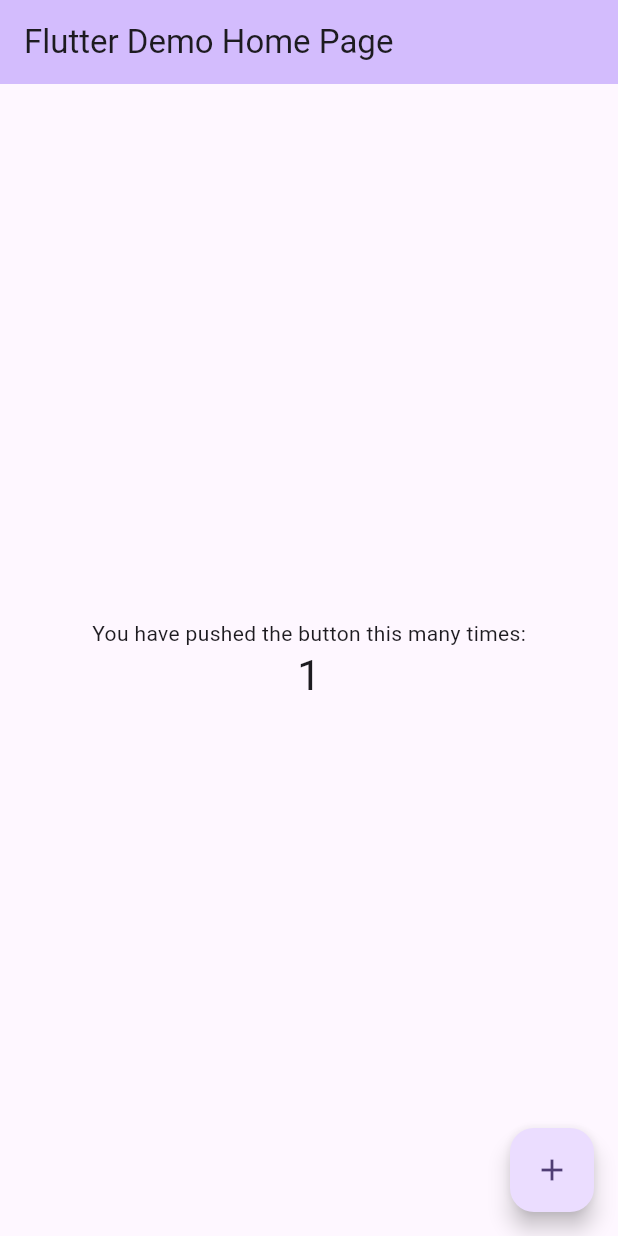
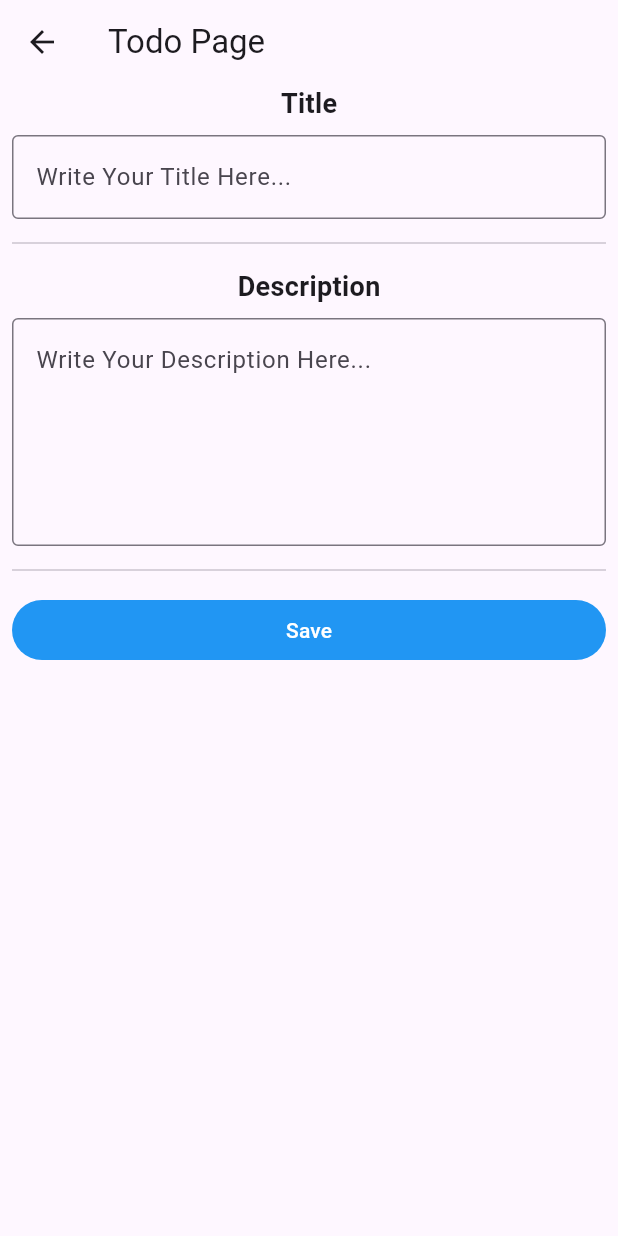
Before and after one commit to BleuAnge/todoAppBasicFlutter, a Flutter app: the screen it shows after launch, after a tap on the "add" icon, on a phone screen of 412 x 824 dp. Run offline on Flutter 3.47's test engine with Material 3 defaults, Android fonts, the light colour scheme and no system bars; our stand-ins replace shared_preferences.

Commit message:
Basic Todo App Done

```diff
--- /dev/null
+++ b/devtools_options.yaml
@@ -0,0 +1,3 @@
+description: This file stores settings for Dart & Flutter DevTools.
+documentation: https://docs.flutter.dev/tools/devtools/extensions#configure-extension-enablement-states
+extensions:
--- a/lib/main.dart
+++ b/lib/main.dart
@@ -1,6 +1,13 @@
 import 'package:flutter/material.dart';
+import 'package:provider/provider.dart';
+import 'package:todo_app_basic/page/home/main.dart';
+import 'package:todo_app_basic/utility/local_storage.dart';
+import 'package:todo_app_basic/utility/todo_provider.dart';
 
-void main() {
+void main() async {
+  WidgetsFlutterBinding.ensureInitialized();
+  await LocalStorage.init();
+
   runApp(const MyApp());
 }
 
@@ -10,113 +17,16 @@ class MyApp extends StatelessWidget {
   // This widget is the root of your application.
   @override
   Widget build(BuildContext context) {
-    return MaterialApp(
-      title: 'Flutter Demo',
-      theme: ThemeData(
-        // This is the theme of your application.
-        //
-        // TRY THIS: Try running your application with "flutter run". You'll see
-        // the application has a purple toolbar. Then, without quitting the app,
-        // try changing the seedColor in the colorScheme below to Colors.green
-        // and then invoke "hot reload" (save your changes or press the "hot
-        // reload" button in a Flutter-supported IDE, or press "r" if you used
-        // the command line to start the app).
-        //
-        // Notice that the counter didn't reset back to zero; the application
-        // state is not lost during the reload. To reset the state, use hot
-        // restart instead.
-        //
-        // This works for code too, not just values: Most code changes can be
-        // tested with just a hot reload.
-        colorScheme: ColorScheme.fromSeed(seedColor: Colors.deepPurple),
+    return ChangeNotifierProvider<TodoListProvider>(
+      create: (context) => TodoListProvider(),
+      child: MaterialApp(
+        debugShowCheckedModeBanner: false,
+        title: 'Todo App',
+        theme: ThemeData(
+          colorScheme: ColorScheme.fromSeed(seedColor: Colors.deepPurple),
+        ),
+        home: HomePage(),
       ),
-      home: const MyHomePage(title: 'Flutter Demo Home Page'),
     );
   }
 }
-
-class MyHomePage extends StatefulWidget {
-  const MyHomePage({super.key, required this.title});
-
-  // This widget is the home page of your application. It is stateful, meaning
-  // that it has a State object (defined below) that contains fields that affect
-  // how it looks.
-
-  // This class is the configuration for the state. It holds the values (in this
-  // case the title) provided by the parent (in this case the App widget) and
-  // used by the build method of the State. Fields in a Widget subclass are
-  // always marked "final".
-
-  final String title;
-
-  @override
-  State<MyHomePage> createState() => _MyHomePageState();
-}
-
-class _MyHomePageState extends State<MyHomePage> {
-  int _counter = 0;
-
-  void _incrementCounter() {
-    setState(() {
-      // This call to setState tells the Flutter framework that something has
-      // changed in this State, which causes it to rerun the build method below
-      // so that the display can reflect the updated values. If we changed
-      // _counter without calling setState(), then the build method would not be
-      // called again, and so nothing would appear to happen.
-      _counter++;
-    });
-  }
-
-  @override
-  Widget build(BuildContext context) {
-    // This method is rerun every time setState is called, for instance as done
-    // by the _incrementCounter method above.
-    //
-    // The Flutter framework has been optimized to make rerunning build methods
-    // fast, so that you can just rebuild anything that needs updating rather
-    // than having to individually change instances of widgets.
-    return Scaffold(
-      appBar: AppBar(
-        // TRY THIS: Try changing the color here to a specific color (to
-        // Colors.amber, perhaps?) and trigger a hot reload to see the AppBar
-        // change color while the other colors stay the same.
-        backgroundColor: Theme.of(context).colorScheme.inversePrimary,
-        // Here we take the value from the MyHomePage object that was created by
-        // the App.build method, and use it to set our appbar title.
-        title: Text(widget.title),
-      ),
-      body: Center(
-        // Center is a layout widget. It takes a single child and positions it
-        // in the middle of the parent.
-        child: Column(
-          // Column is also a layout widget. It takes a list of children and
-          // arranges them vertically. By default, it sizes itself to fit its
-          // children horizontally, and tries to be as tall as its parent.
-          //
-          // Column has various properties to control how it sizes itself and
-          // how it positions its children. Here we use mainAxisAlignment to
-          // center the children vertically; the main axis here is the vertical
-          // axis because Columns are vertical (the cross axis would be
-          // horizontal).
-          //
-          // TRY THIS: Invoke "debug painting" (choose the "Toggle Debug Paint"
-          // action in the IDE, or press "p" in the console), to see the
-          // wireframe for each widget.
-          mainAxisAlignment: MainAxisAlignment.center,
-          children: <Widget>[
-            const Text('You have pushed the button this many times:'),
-            Text(
-              '$_counter',
-              style: Theme.of(context).textTheme.headlineMedium,
-            ),
-          ],
-        ),
-      ),
-      floatingActionButton: FloatingActionButton(
-        onPressed: _incrementCounter,
-        tooltip: 'Increment',
-        child: const Icon(Icons.add),
-      ), // This trailing comma makes auto-formatting nicer for build methods.
-    );
-  }
-}
--- /dev/null
+++ b/lib/page/home/main.dart
@@ -0,0 +1,78 @@
+import 'package:flutter/material.dart';
+import 'package:provider/provider.dart';
+import 'package:todo_app_basic/page/home/todo_tile.dart';
+import 'package:todo_app_basic/page/todo/main.dart';
+import 'package:todo_app_basic/utility/todo_provider.dart';
+
+class HomePage extends StatefulWidget {
+  const HomePage({super.key});
+
+  @override
+  State<HomePage> createState() => _HomePageState();
+}
+
+class _HomePageState extends State<HomePage> {
+  @override
+  void initState() {
+    context.read<TodoListProvider>().init();
+    super.initState();
+  }
+  @override
+  Widget build(BuildContext context) {
+    return Scaffold(
+      backgroundColor: Colors.blueAccent.shade100,
+      appBar: AppBar(
+        centerTitle: true,
+        title: const Text('Basic Todo App'),
+      ),
+      body: Consumer<TodoListProvider>(
+        builder: (context, todoList, child) {
+          final todos = todoList.todoList;
+          if (todos.isEmpty) {
+            return Center(
+              child: Text('No Todo Found'),
+            );
+          }
+
+          return ListView.builder(
+            padding: EdgeInsets.all(2),
+            itemCount:todos.length,
+            itemBuilder: (context, index) {
+              final todo = todos[index];
+              return TodoTile(todoData: todo);
+            },
+          );
+        }
+      ),
+      floatingActionButton: GestureDetector(
+        onTap: () {
+          Navigator.push(
+            context,
+            MaterialPageRoute(
+              builder: (context) {
+                return TodoPage();
+              }
+            )
+          );
+        },
+        child: Container(
+          width: 50,
+          height: 50,
+          decoration: BoxDecoration(
+            color: Colors.white,
+            border: Border.all(
+              color: Colors.blue,
+            ),
+            borderRadius: BorderRadius.circular(50)
+          ),
+          child: Center(
+            child: Icon(
+              Icons.add,
+              color: Colors.blue,
+            ),
+          ),
+        ),
+      ),
+    );
+  }
+}
--- /dev/null
+++ b/lib/page/todo/main.dart
@@ -0,0 +1,147 @@
+import 'package:flutter/material.dart';
+import 'package:provider/provider.dart';
+import 'package:todo_app_basic/utility/todo_model.dart';
+import 'package:todo_app_basic/utility/todo_provider.dart';
+
+class TodoPage extends StatefulWidget {
+  final TodoModel? todoData;
+
+  const TodoPage({
+    this.todoData,
+    super.key
+  });
+
+  @override
+  State<TodoPage> createState() => _TodoPageState();
+}
+
+class _TodoPageState extends State<TodoPage> {
+  final GlobalKey<FormState> _formKey = GlobalKey<FormState>();
+
+  late TextEditingController textEditingController;
+  late TextEditingController descriptionEditingController;
+  late TodoListProvider provider;
+
+  @override
+  void initState() {
+    provider = context.read<TodoListProvider>();
+    textEditingController = TextEditingController(text: widget.todoData?.title);
+    descriptionEditingController = TextEditingController(text: widget.todoData?.description);
+    super.initState();
+  }
+  @override
+  Widget build(BuildContext context) {
+    return Scaffold(
+      appBar: AppBar(
+        title: const Text('Todo Page'),
+      ),
+      body: Form(
+        key: _formKey,
+        child: Padding(
+          padding: const EdgeInsets.symmetric(
+            horizontal: 8
+          ),
+          child: Column(
+            spacing: 8,
+            mainAxisAlignment: MainAxisAlignment.start,
+            children: [
+              Text(
+                "Title",
+                style: TextStyle(
+                  fontSize: 18,
+                  fontWeight: FontWeight.bold
+                ),
+              ),
+              TextFormField(
+                controller: textEditingController,
+                decoration: InputDecoration(
+                  border: const OutlineInputBorder(),
+                  hintText: "Write Your Title Here...",
+                ),
+                validator: (value) {
+                  if (value == null || value.isEmpty) {
+                    return 'Please enter some text';
+                  }
+                  return null;
+                },
+              ),
+              Divider(
+                thickness: 1,
+              ),
+              Text(
+                "Description",
+                style: TextStyle(
+                  fontSize: 18,
+                  fontWeight: FontWeight.bold
+                ),
+              ),
+              TextFormField(
+                controller: descriptionEditingController,
+                maxLines: 5,
+                decoration: InputDecoration(
+                  border: const OutlineInputBorder(),
+                  hintText: 'Write Your Description Here...',
+                ),
+                validator: (value) {
+                  if (value == null || value.isEmpty) {
+                    return 'Please enter some text';
+                  }
+                  return null;
+                },
+              ),
+              Divider(
+                thickness: 1,
+              ),
+              Row(
+                children: [
+                  Expanded(
+                    child: TextButton(
+                      style: ButtonStyle(
+                        backgroundColor: WidgetStatePropertyAll(
+                          Colors.blue
+                        ),
+                        foregroundColor: WidgetStatePropertyAll(
+                          Colors.white
+                        )
+                      ),
+                      onPressed: () {
+                        if (_formKey.currentState!.validate()) {
+                          switch (widget.todoData != null) {
+                            case true:
+                              provider.updateTodo(
+                                widget.todoData!.copyWith(
+                                  title: textEditingController.text,
+                                  description: descriptionEditingController.text,
+                                  updated: DateTime.now()
+                                )
+                              );
+                              break;
+                            case false:
+                              provider.addTodo(
+                                TodoModel(
+                                  id: UniqueKey().hashCode,
+                                  title: textEditingController.text,
+                                  description: descriptionEditingController.text,
+                                  created: DateTime.now(),
+                                  updated: DateTime.now()
+                                )
+                              );
+                              break;
+                          }
+                          Navigator.pop(context);
+                        }
+                      },
+                      child: Text(
+                        "Save"
+                      )
+                    )
+                  ),
+                ],
+              ),
+            ]
+          ),
+        )
+      ),
+    );
+  }
+}
--- /dev/null
+++ b/lib/utility/local_storage.dart
@@ -0,0 +1,68 @@
+// ignore_for_file: non_constant_identifier_names
+
+import 'dart:convert';
+
+import 'package:shared_preferences/shared_preferences.dart';
+
+class LocalStorage {
+  static late SharedPreferences _preferences;
+
+  static Future init() async => _preferences = await SharedPreferences.getInstance();
+
+  CreateList({
+    required List<String> data
+  }) async {
+    await _preferences.setStringList('TODO_LIST', data);
+  }
+
+  static List<String> GetList() {
+    return _preferences.getStringList('TODO_LIST') ?? [];
+  }
+
+  AddToList({
+    required String data
+  }) async {
+    List<String> list = _preferences.getStringList('TODO_LIST') ?? [];
+    list.add(data);
+    await _preferences.setStringList('TODO_LIST', list);
+  }
+
+  UpdateFromList({
+    required String data,
+    required int id
+  }) async {
+    List<String> list = _preferences.getStringList('TODO_LIST') ?? [];
+
+    list.removeWhere(
+      (todo) {
+        return jsonDecode(
+          todo
+        )["id"] == id;
+      }
+    );
+
+    list.add(data);
+
+    await _preferences.setStringList('TODO_LIST', list);
+  }
+
+  RemoveFromList({
+    required int id
+  }) async {
+    List<String> list = _preferences.getStringList('TODO_LIST') ?? [];
+
+    list.removeWhere(
+      (todo) {
+        return jsonDecode(
+          todo
+        )["id"] == id;
+      }
+    );
+
+    await _preferences.setStringList('TODO_LIST', list);
+  }
+
+  ClearList() async {
+    await _preferences.setStringList('TODO_LIST', []);
+  }
+}
--- /dev/null
+++ b/lib/utility/todo_model.dart
@@ -0,0 +1,55 @@
+import 'dart:convert';
+
+class TodoModel {
+  final int id;
+  final String title;
+  final String description;
+  final DateTime created;
+  final DateTime updated;
+
+  TodoModel({
+    required this.id,
+    required this.title,
+    required this.description,
+    required this.created,
+    required this.updated
+  });
+
+  factory TodoModel.fromMap(Map<String, dynamic> map) {
+    return TodoModel(
+      id: map['id'],
+      title: map['title'],
+      description: map['description'],
+      created: DateTime.parse(map['created']),
+      updated: DateTime.parse(map['updated'])
+    );
+  }
+
+  factory TodoModel.fromJson(String json) => TodoModel.fromMap(jsonDecode(json));
+
+  Map<String, dynamic> toMap() {
+    return {
+      'id': id,
+      'title': title,
+      'description': description,
+      'created': created.toIso8601String(),
+      'updated': updated.toIso8601String()
+    };
+  }
+
+  String toJson() => jsonEncode(toMap());
+
+  TodoModel copyWith({
+    String? title,
+    String? description,
+    DateTime? updated
+  }) {
+    return TodoModel(
+      id: id,
+      title: title ?? this.title,
+      description: description ?? this.description,
+      created: created,
+      updated: updated ?? this.updated
+    );
+  }
+}
--- /dev/null
+++ b/lib/utility/todo_provider.dart
@@ -0,0 +1,50 @@
+import 'package:flutter/material.dart';
+import 'package:todo_app_basic/utility/local_storage.dart';
+import 'package:todo_app_basic/utility/todo_model.dart';
+
+class TodoListProvider extends ChangeNotifier {
+  final List<TodoModel> _todoList = [];
+
+  List<TodoModel> get todoList => _todoList;
+
+  void init() {
+    final list = LocalStorage.GetList();
+
+    if (list.isNotEmpty) {
+      _todoList.addAll(list.map((item) => TodoModel.fromJson(item)).toList());
+    }
+  }
+
+  void addTodo(TodoModel todo) {
+    _todoList.add(todo);
+    LocalStorage().AddToList(data: todo.toJson());
+    notifyListeners();
+  }
+
+  void removeTodo(int id) {
+    _todoList.removeWhere(
+      (todo) {
+        return todo.id == id;
+      }
+    );
+
+    LocalStorage().RemoveFromList(id: id);
+
+    notifyListeners();
+  }
+
+  void updateTodo(TodoModel todo) {
+    int index = _todoList.indexWhere((item) => item.id == todo.id);
+    _todoList[index] = todo;
+
+    LocalStorage().UpdateFromList(data: todo.toJson(), id: todo.id);
+    notifyListeners();
+  }
+
+  void removerAll() {
+    _todoList.clear();
+
+    LocalStorage().ClearList();
+    notifyListeners();
+  }
+}
--- a/pubspec.yaml
+++ b/pubspec.yaml
@@ -30,6 +30,9 @@ environment:
 dependencies:
   flutter:
     sdk: flutter
+  provider:
+  intl:
+  shared_preferences:
 
   # The following adds the Cupertino Icons font to your application.
   # Use with the CupertinoIcons class for iOS style icons.
```
Also changed, not shown: lib/page/home/todo_card.dart (added, +112 -0 lines), lib/page/home/todo_tile.dart (added, +101 -0 lines), pubspec.lock, 1 other file.
